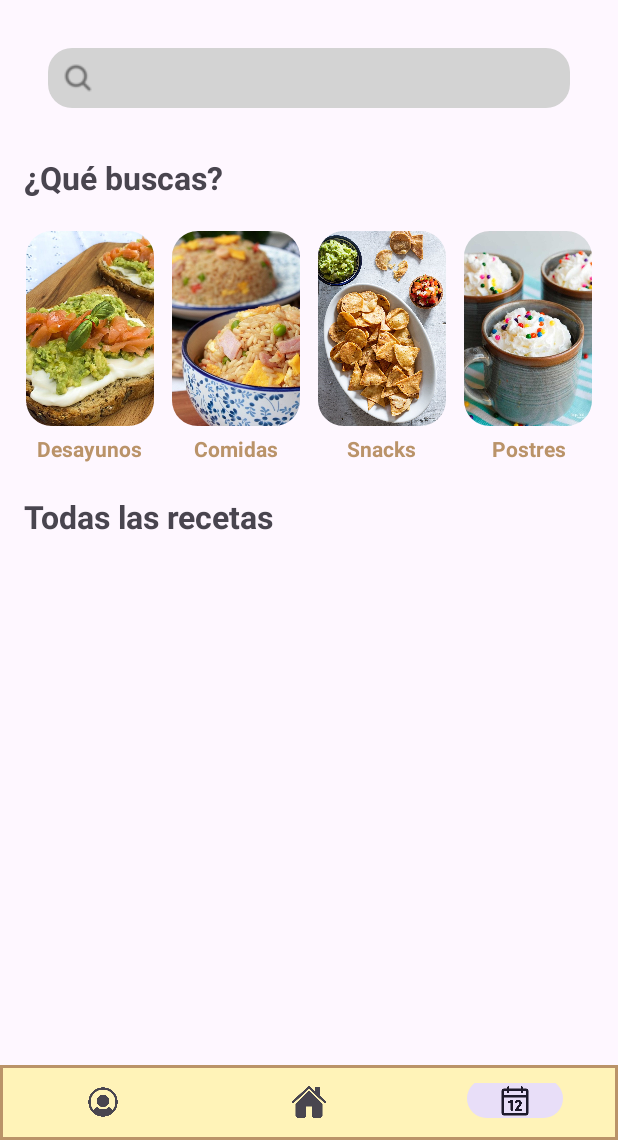
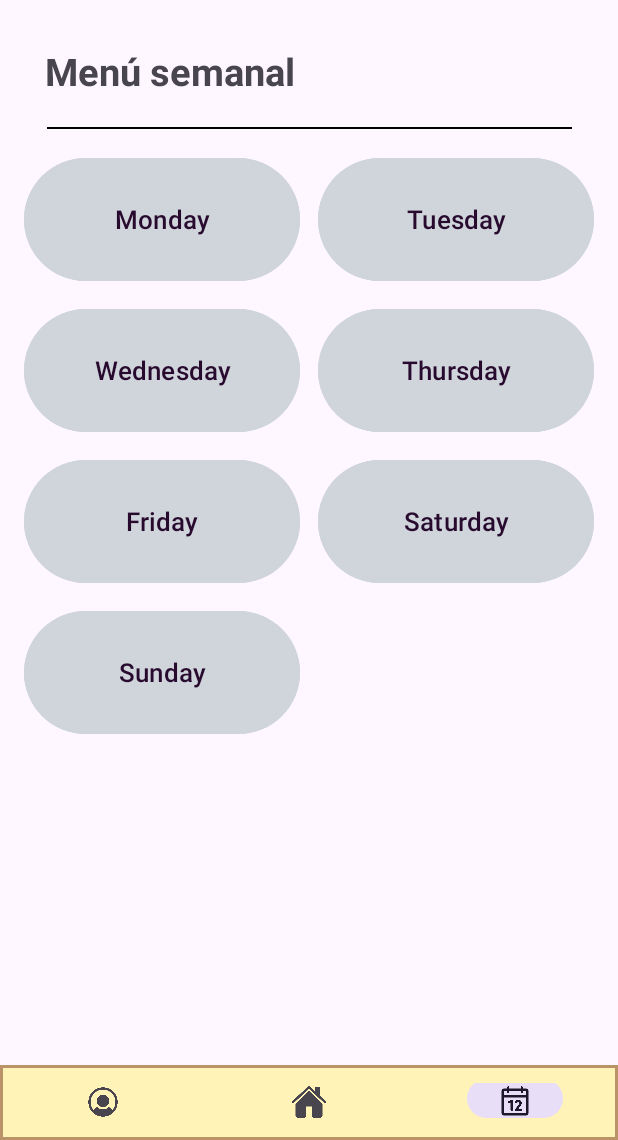
Before and after one commit to ElbaCalvo/EasyBiteApp, an Android app: the MainActivity screen opened directly, with no data from a screen before it, item 3 of the bottom bar chosen, on a phone screen of 412 x 824 dp, the part 96-1236 px from its top. Run offline under Robolectric (Android 15) with nearby library versions, the phone set to English and light mode, and no system bars; our stand-ins replace Volley, navigation-ui; network calls fail.

Commit message:
Añadida pantalla de elección de día para ver el meal plan

```diff
--- a/easybite-app/app/src/main/AndroidManifest.xml
+++ b/easybite-app/app/src/main/AndroidManifest.xml
@@ -54,5 +54,10 @@
             android:name=".SearchActivity"
             android:exported="true">
         </activity>
+
+        <activity
+            android:name=".MealPlanActivity"
+            android:exported="true">
+        </activity>
     </application>
 </manifest>
--- /dev/null
+++ b/easybite-app/app/src/main/java/com/example/easybite/MealPlanActivity.java
@@ -0,0 +1,13 @@
+package com.example.easybite;
+
+import android.os.Bundle;
+
+import androidx.appcompat.app.AppCompatActivity;
+
+public class MealPlanActivity extends AppCompatActivity {
+    @Override
+    protected void onCreate(Bundle savedInstanceState) {
+        super.onCreate(savedInstanceState);
+        setContentView(R.layout.activity_meal_plan);
+    }
+}
--- /dev/null
+++ b/easybite-app/app/src/main/java/com/example/easybite/WeekDaysFragment.java
@@ -0,0 +1,79 @@
+package com.example.easybite;
+
+import android.content.Intent;
+import android.os.Bundle;
+
+import androidx.fragment.app.Fragment;
+
+import android.view.LayoutInflater;
+import android.view.View;
+import android.view.ViewGroup;
+import android.widget.Button;
+
+public class WeekDaysFragment extends Fragment {
+    @Override
+    public View onCreateView(LayoutInflater inflater, ViewGroup container,
+                             Bundle savedInstanceState) {
+        View view = inflater.inflate(R.layout.fragment_week_days, container, false);
+
+        Button mondayButton = view.findViewById(R.id.monday_button);
+        Button tuesdayButton = view.findViewById(R.id.tuesday_button);
+        Button wednesdayButton = view.findViewById(R.id.wednesday_button);
+        Button thursdayButton = view.findViewById(R.id.thursday_button);
+        Button fridayButton = view.findViewById(R.id.friday_button);
+        Button saturdayButton = view.findViewById(R.id.saturday_button);
+        Button sundayButton = view.findViewById(R.id.sunday_button);
+
+        mondayButton.setOnClickListener(new View.OnClickListener() {
+            @Override
+            public void onClick(View v) {
+                Intent intent = new Intent(getActivity(), MealPlanActivity.class);
+                startActivity(intent);
+            }
+        });
+        tuesdayButton.setOnClickListener(new View.OnClickListener() {
+            @Override
+            public void onClick(View v) {
+                Intent intent = new Intent(getActivity(), MealPlanActivity.class);
+                startActivity(intent);
+            }
+        });
+        wednesdayButton.setOnClickListener(new View.OnClickListener() {
+            @Override
+            public void onClick(View v) {
+                Intent intent = new Intent(getActivity(), MealPlanActivity.class);
+                startActivity(intent);
+            }
+        });
+        thursdayButton.setOnClickListener(new View.OnClickListener() {
+            @Override
+            public void onClick(View v) {
+                Intent intent = new Intent(getActivity(), MealPlanActivity.class);
+                startActivity(intent);
+            }
+        });
+        fridayButton.setOnClickListener(new View.OnClickListener() {
+            @Override
+            public void onClick(View v) {
+                Intent intent = new Intent(getActivity(), MealPlanActivity.class);
+                startActivity(intent);
+            }
+        });
+        saturdayButton.setOnClickListener(new View.OnClickListener() {
+            @Override
+            public void onClick(View v) {
+                Intent intent = new Intent(getActivity(), MealPlanActivity.class);
+                startActivity(intent);
+            }
+        });
+        sundayButton.setOnClickListener(new View.OnClickListener() {
+            @Override
+            public void onClick(View v) {
+                Intent intent = new Intent(getActivity(), MealPlanActivity.class);
+                startActivity(intent);
+            }
+        });
+
+        return view;
+    }
+}
--- /dev/null
+++ b/easybite-app/app/src/main/res/layout/activity_meal_plan.xml
@@ -0,0 +1,20 @@
+<?xml version="1.0" encoding="utf-8"?>
+<androidx.constraintlayout.widget.ConstraintLayout xmlns:android="http://schemas.android.com/apk/res/android"
+    android:layout_width="match_parent"
+    android:layout_height="match_parent"
+    xmlns:app="http://schemas.android.com/apk/res-auto">
+
+    <TextView
+        android:id="@+id/text_meal_plan_screen"
+        android:layout_width="wrap_content"
+        android:layout_height="wrap_content"
+        android:text="Esta es la pantalla de planificación de comidas"
+        android:textSize="20sp"
+        android:layout_marginTop="16dp"
+        android:layout_marginStart="16dp"
+        android:layout_marginEnd="16dp"
+        app:layout_constraintTop_toTopOf="parent"
+        app:layout_constraintStart_toStartOf="parent"
+        app:layout_constraintEnd_toEndOf="parent" />
+
+</androidx.constraintlayout.widget.ConstraintLayout>
--- /dev/null
+++ b/easybite-app/app/src/main/res/layout/fragment_week_days.xml
@@ -0,0 +1,179 @@
+<?xml version="1.0" encoding="utf-8"?>
+<androidx.constraintlayout.widget.ConstraintLayout
+    xmlns:android="http://schemas.android.com/apk/res/android"
+    xmlns:app="http://schemas.android.com/apk/res-auto"
+    xmlns:tools="http://schemas.android.com/tools"
+    android:layout_width="match_parent"
+    android:layout_height="match_parent"
+    tools:context=".WeekDaysFragment">
+
+    <TextView
+        android:id="@+id/text1"
+        android:layout_width="wrap_content"
+        android:layout_height="wrap_content"
+        android:text="Menú semanal"
+        android:textStyle="bold"
+        android:textSize="25sp"
+        android:layout_marginTop="30dp"
+        android:layout_marginStart="30dp"
+        app:layout_constraintTop_toTopOf="parent"
+        app:layout_constraintStart_toStartOf="parent" />
+
+    <View
+        android:id="@+id/separator"
+        android:layout_width="350dp"
+        android:layout_height="1dp"
+        android:background="@android:color/black"
+        app:layout_constraintEnd_toEndOf="parent"
+        app:layout_constraintStart_toStartOf="parent"
+        app:layout_constraintTop_toBottomOf="@id/text1"
+        android:layout_marginTop="20dp"
+        android:layout_marginBottom="15dp"/>
+
+    <LinearLayout
+        android:id="@+id/first"
+        android:layout_width="match_parent"
+        android:layout_height="wrap_content"
+        android:orientation="horizontal"
+        android:paddingStart="16dp"
+        android:paddingEnd="16dp"
+        android:paddingTop="5dp"
+        android:paddingBottom="5dp"
+        android:gravity="center"
+        android:layout_marginTop="10dp"
+        app:layout_constraintTop_toBottomOf="@id/separator">
+
+        <Button
+            android:id="@+id/monday_button"
+            android:layout_width="0dp"
+            android:layout_height="90dp"
+            android:layout_weight="1"
+            android:text="Monday"
+            android:textSize="17sp"
+            android:backgroundTint="#cfd5db"
+            android:textColor="#280A2F"
+            android:gravity="center"
+            android:layout_marginEnd="12dp"
+            android:textAllCaps="false"/>
+
+        <Button
+            android:id="@+id/tuesday_button"
+            android:layout_width="0dp"
+            android:layout_height="90dp"
+            android:layout_weight="1"
+            android:text="Tuesday"
+            android:textSize="17sp"
+            android:backgroundTint="#cfd5db"
+            android:textColor="#280A2F"
+            android:padding="16dp"
+            android:gravity="center"
+            android:textAllCaps="false"/>
+    </LinearLayout>
+
+    <LinearLayout
+        android:id="@+id/second"
+        android:layout_width="match_parent"
+        android:layout_height="wrap_content"
+        android:orientation="horizontal"
+        android:paddingStart="16dp"
+        android:paddingEnd="16dp"
+        android:paddingTop="5dp"
+        android:paddingBottom="5dp"
+        android:gravity="center"
+        app:layout_constraintTop_toBottomOf="@+id/first">
+
+        <Button
+            android:id="@+id/wednesday_button"
+            android:layout_width="0dp"
+            android:layout_height="90dp"
+            android:layout_weight="1"
+            android:text="Wednesday"
+            android:textSize="17sp"
+            android:backgroundTint="#cfd5db"
+            android:textColor="#280A2F"
+            android:padding="16dp"
+            android:layout_marginEnd="12dp"
+            android:gravity="center"
+            android:textAllCaps="false"/>
+
+        <Button
+            android:id="@+id/thursday_button"
+            android:layout_width="0dp"
+            android:layout_height="90dp"
+            android:layout_weight="1"
+            android:text="Thursday"
+            android:textSize="17sp"
+            android:backgroundTint="#cfd5db"
+            android:textColor="#280A2F"
+            android:padding="16dp"
+            android:gravity="center"
+            android:textAllCaps="false"/>
+    </LinearLayout>
+
+    <LinearLayout
+        android:id="@+id/third"
+        android:layout_width="match_parent"
+        android:layout_height="wrap_content"
+        android:orientation="horizontal"
+        android:paddingStart="16dp"
+        android:paddingEnd="16dp"
+        android:paddingTop="5dp"
+        android:paddingBottom="5dp"
+        android:gravity="center"
+        app:layout_constraintTop_toBottomOf="@+id/second">
+
+        <Button
+            android:id="@+id/friday_button"
+            android:layout_width="0dp"
+            android:layout_height="90dp"
+            android:layout_weight="1"
+            android:text="Friday"
+            android:textSize="17sp"
+            android:backgroundTint="#cfd5db"
+            android:textColor="#280A2F"
+            android:padding="16dp"
+            android:layout_marginEnd="12dp"
+            android:gravity="center"
+            android:textAllCaps="false"/>
+
+        <Button
+            android:id="@+id/saturday_button"
+            android:layout_width="0dp"
+            android:layout_height="90dp"
+            android:layout_weight="1"
+            android:text="Saturday"
+            android:textSize="17sp"
+            android:backgroundTint="#cfd5db"
+            android:textColor="#280A2F"
+            android:padding="16dp"
+            android:gravity="center"
+            android:textAllCaps="false"/>
+    </LinearLayout>
+
+    <LinearLayout
+        android:layout_width="216dp"
+        android:layout_height="wrap_content"
+        android:orientation="horizontal"
+        android:paddingStart="16dp"
+        android:paddingEnd="16dp"
+        android:paddingTop="5dp"
+        android:paddingBottom="5dp"
+        android:gravity="center"
+        app:layout_constraintTop_toBottomOf="@+id/third"
+        tools:ignore="MissingConstraints">
+
+        <Button
+            android:id="@+id/sunday_button"
+            android:layout_width="150dp"
+            android:layout_height="90dp"
+            android:layout_weight="1"
+            android:text="Sunday"
+            android:textSize="17sp"
+            android:backgroundTint="#cfd5db"
+            android:textColor="#280A2F"
+            android:padding="16dp"
+            android:gravity="center"
+            android:textAllCaps="false"/>
+    </LinearLayout>
+
+</androidx.constraintlayout.widget.ConstraintLayout>
--- a/easybite-app/app/src/main/res/navigation/mobile_navigation.xml
+++ b/easybite-app/app/src/main/res/navigation/mobile_navigation.xml
@@ -19,7 +19,7 @@
 
         <fragment
             android:id="@+id/navigation_calendar"
-            android:name="com.example.easybite.PrincipalFragment"
+            android:name="com.example.easybite.WeekDaysFragment"
             android:label="EasyBite"
-            tools:layout="@layout/fragment_principal" />
+            tools:layout="@layout/fragment_week_days" />
     </navigation>
```
Also changed, not shown: 1 other file.
